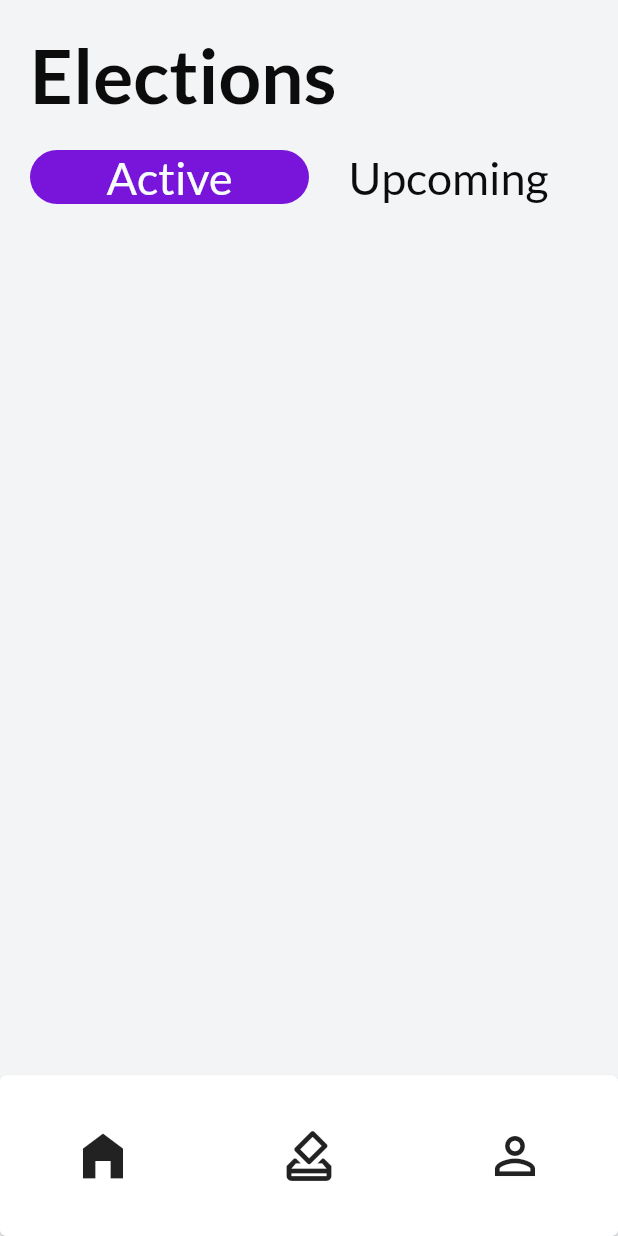
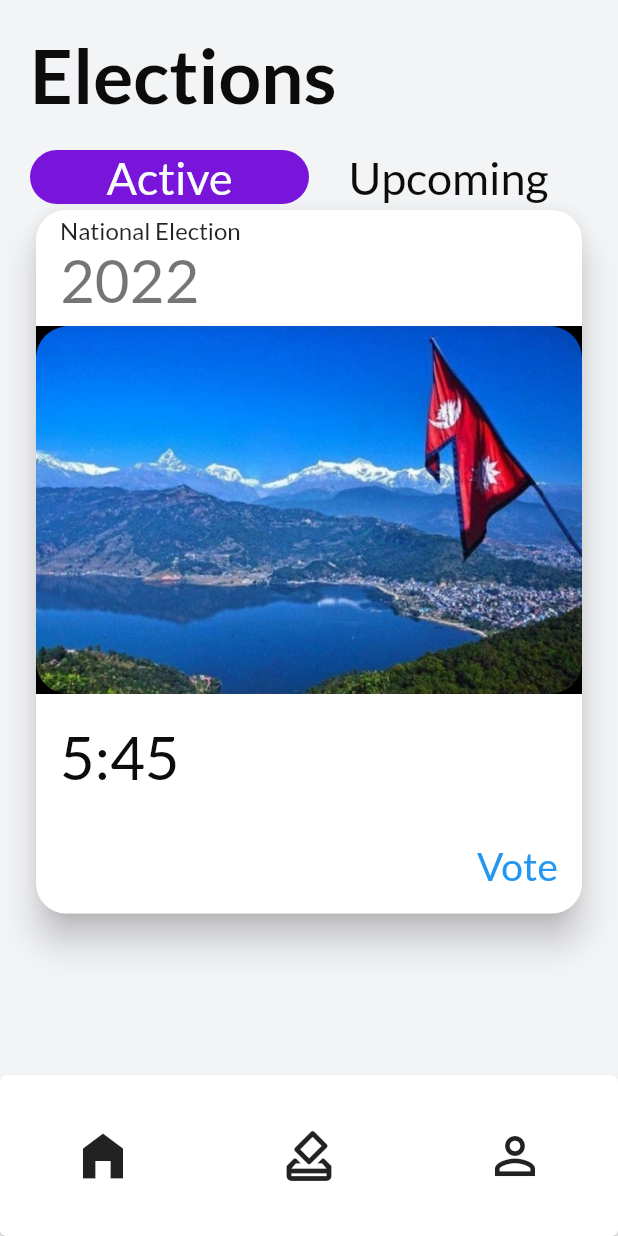
Before and after one commit to SqueezedLemon/Votiface, a Flutter app: the screen it shows once a user with an empty profile is signed in, on a phone screen of 412 x 824 dp. Run offline on Flutter 3.47's test engine with Material 2 defaults, Android fonts, the phone set to English and light mode, and no system bars; our stand-ins replace cloud_firestore, firebase_auth, firebase_core, firebase_storage, fluttertoast, image_picker and 1 more; missing offline and left inert: web3dart; accounts and stored records are empty; network calls fail.

Commit message:
card added

```diff
--- a/lib/screens/vote/components/body.dart
+++ b/lib/screens/vote/components/body.dart
@@ -0,0 +1,13 @@
+import 'package:flutter/material.dart';
+
+class Body extends StatelessWidget {
+  final Widget bodyContent;
+  const Body({Key? key, required this.bodyContent}) : super(key: key);
+
+  @override
+  Widget build(BuildContext context) {
+    return SafeArea(
+      child: bodyContent,
+    );
+  }
+}
--- a/lib/screens/vote/vote_screen.dart
+++ b/lib/screens/vote/vote_screen.dart
@@ -1,10 +1,15 @@
 import 'dart:ui';
-
+import '../vote/components/body.dart';
 import 'package:firebase_auth/firebase_auth.dart';
 import 'package:flutter/material.dart';
 import 'package:votiface/constants.dart';
+import 'package:flutter/material.dart';
 
 enum currectTab { active, upcoming }
+
+var heading = 'National Election';
+var subheading = '2022';
+var supportingText = '5:45';
 
 class VoteScreen extends StatefulWidget {
   static const routeName = '/vote';
@@ -90,11 +95,51 @@ class _VoteScreenState extends State<VoteScreen> {
               ),
             ],
           ),
-          SizedBox(width: double.infinity, height: kDefaultPadding),
           Container(
             decoration: BoxDecoration(
               borderRadius: BorderRadius.circular(5),
               color: kTextColor,
+            ),
+          ),
+          Container(
+            child: Card(
+              shape: RoundedRectangleBorder(
+                borderRadius: BorderRadius.circular(20.0),
+              ),
+              elevation: 10.0,
+              child: Column(
+                children: [
+                  ListTile(
+                    title: Text(heading),
+                    subtitle: Text(subheading),
+                  ),
+                  SizedBox(
+                      height: 250.0,
+                      child: Image.asset(
+                        "assets/ElectionBanner.png",
+                        fit: BoxFit.contain,
+                      )),
+                  Container(
+                    padding: const EdgeInsets.all(16.0),
+                    alignment: Alignment.centerLeft,
+                    child: Text(supportingText),
+                  ),
+                  ButtonBar(
+                    children: [
+                      TextButton(
+                        child: const Text(
+                          'Vote',
+                          style: const TextStyle(fontSize: 26),
+                        ),
+                        onPressed: () {/* ... */},
+                      )
+                    ],
+                  )
+                ],
+              ),
+            ),
+            decoration: BoxDecoration(
+              borderRadius: BorderRadius.circular(50),
             ),
           ),
         ],
--- a/pubspec.yaml
+++ b/pubspec.yaml
@@ -43,6 +43,7 @@ dependencies:
   firebase_storage: ^10.2.13
   image_picker: ^0.8.5
   modal_progress_hud_nsn: ^0.1.0-nullsafety-1
+  getwidget: ^2.0.5
 
 dev_dependencies:
   flutter_test:
@@ -70,6 +71,7 @@ flutter:
   assets:
     - assets/blockchain/
     - assets/logo.png
+    - assets/ElectionBanner.png
   #   - images/a_dot_ham.jpeg
 
   # An image asset can refer to one or more resolution-specific "variants", see
```
Also changed, not shown: assets/ElectionBanner.png (added), pubspec.lock.
